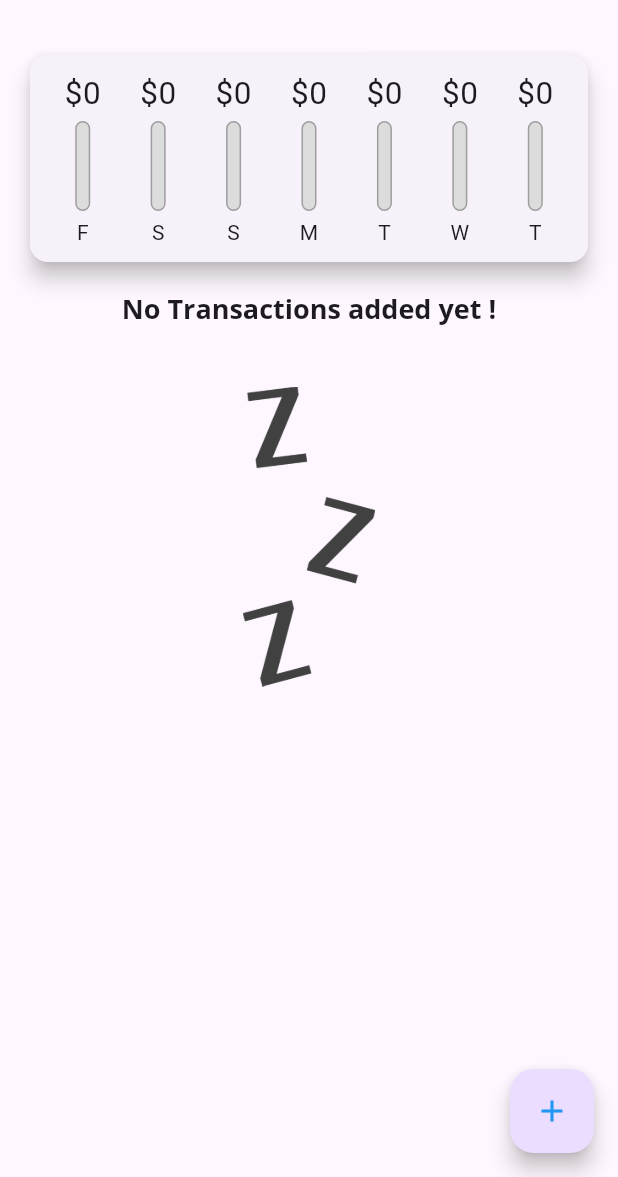
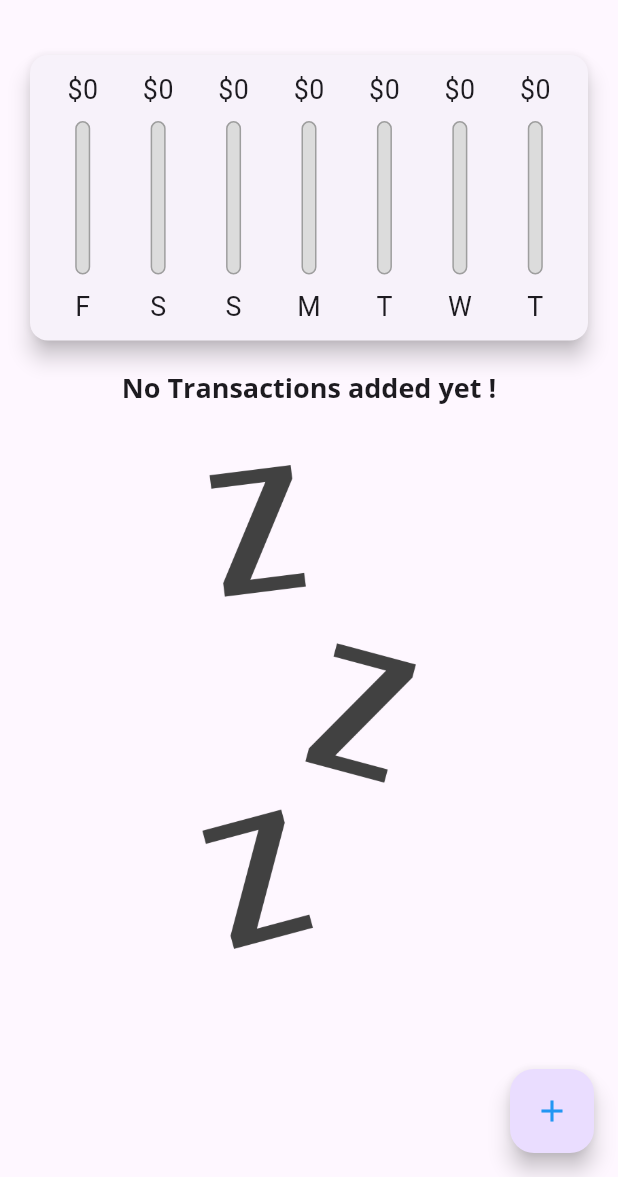
Before and after one commit to Assil28/Expense_Planner, a Flutter app: the screen it shows after launch, on a phone screen of 412 x 824 dp, the part 59-1236 px from its top. Run offline on Flutter 3.47's test engine with Material 3 defaults, Android fonts, the phone set to English and light mode, and no system bars.

Commit message:
updating view using mediaQuery

```diff
--- a/lib/main.dart
+++ b/lib/main.dart
@@ -1,12 +1,20 @@
+import 'dart:convert';
+
 import 'package:expense_planner/models/transaction.dart';
 import 'package:expense_planner/widgets/chart.dart';
 import 'package:expense_planner/widgets/new_transaction.dart';
 import 'package:expense_planner/widgets/transaction_list.dart';
 import 'package:flutter/material.dart';
+import 'package:flutter/services.dart';
 
-
-
-void main() => runApp(MyApp());
+void main() {
+  /* WidgetsFlutterBinding.ensureInitialized();  // pour forcer lapp tekhdem ken all portrait mode
+  SystemChrome.setPreferredOrientations([
+    DeviceOrientation.portraitUp,
+    DeviceOrientation.portraitDown,
+  ]);*/
+  runApp(MyApp());
+}
 
 class MyApp extends StatelessWidget {
   @override
@@ -55,7 +63,7 @@ class _MyHomePageState extends State<MyHomePage> {
     }).toList();
   }
 
-  void _addNewTransaction(String title, double amount,DateTime chosenDate) {
+  void _addNewTransaction(String title, double amount, DateTime chosenDate) {
     final newTx = Transaction(
         title: title,
         amount: amount,
@@ -67,10 +75,10 @@ class _MyHomePageState extends State<MyHomePage> {
     });
   }
 
-  void _deleteTransaction(String id){
+  void _deleteTransaction(String id) {
     setState(() {
       _userTransactions.removeWhere((tx) {
-          return tx.id==id;
+        return tx.id == id;
       });
     });
   }
@@ -87,10 +95,14 @@ class _MyHomePageState extends State<MyHomePage> {
         });
   }
 
+  bool _showChart = false;
+
   @override
   Widget build(BuildContext context) {
-    return Scaffold(
-      appBar: AppBar(
+    final mediaQuery= MediaQuery.of(context);
+    final isLandscape =
+        MediaQuery.of(context).orientation == Orientation.landscape;
+    final appBar = AppBar(
       title: Text(
         'Personal Expenses',
       ),
@@ -101,12 +113,58 @@ class _MyHomePageState extends State<MyHomePage> {
           color: Colors.blue,
         )
       ],
-      ),
+    );
+
+    final txListWidget = Container(
+        height: (mediaQuery.size.height -
+                appBar.preferredSize.height -
+                mediaQuery
+                    .padding
+                    .top) * //MediaQuery.of(context).padding.top na7ina biha l espace zeyed
+            0.7,
+        child: TransactionList(_userTransactions, _deleteTransaction));
+    return Scaffold(
+      appBar: appBar,
       body: SingleChildScrollView(
         child: Column(
           children: <Widget>[
-            Chart(_recentTransactions),
-            TransactionList(_userTransactions,_deleteTransaction),
+            if (isLandscape)
+              Row(
+                mainAxisAlignment: MainAxisAlignment.center,
+                children: [
+                  const Text("Show Chart "),
+                  Switch(
+                      value: _showChart,
+                      onChanged: (val) {
+                        setState(() {
+                          _showChart = val;
+                        });
+                      })
+                ],
+              ),
+            if (!isLandscape)
+              Container(
+                  // hne gotlo if showChart==true yaffihci chart sinon le
+                  height: (mediaQuery.size.height -
+                          appBar.preferredSize.height -
+                          mediaQuery
+                              .padding
+                              .top) * //preferredSize.height nekho biha l height ta3 l app bar
+                      0.3,
+                  child: Chart(_recentTransactions)),
+            if (!isLandscape) txListWidget,
+            if (isLandscape)
+              _showChart
+                  ? Container(
+                      // hne gotlo if showChart==true yaffihci chart sinon le
+                      height: (mediaQuery.size.height -
+                              appBar.preferredSize.height -
+                              mediaQuery
+                                  .padding
+                                  .top) * //preferredSize.height nekho biha l height ta3 l app bar
+                          0.7,
+                      child: Chart(_recentTransactions))
+                  : txListWidget
           ],
         ),
       ),
--- a/lib/widgets/chart_bar.dart
+++ b/lib/widgets/chart_bar.dart
@@ -9,19 +9,21 @@ class ChartBar extends StatelessWidget {
 
   @override
   Widget build(BuildContext context) {
+    return LayoutBuilder(
+      builder: (ctx, constraint) {
         return Column(
           children: <Widget>[
             Container(
-          height: 30,
+              height: constraint.maxHeight * 0.15,
               child: FittedBox(
                 child: Text('\$${spendingAmount.toStringAsFixed(0)}'),
               ),
             ),
             SizedBox(
-          height: 4,
+              height: constraint.maxHeight * 0.05,
             ),
             Container(
-          height: 60,
+              height: constraint.maxHeight * 0.6,
               width: 10,
               child: Stack(
                 children: <Widget>[
@@ -45,10 +47,17 @@ class ChartBar extends StatelessWidget {
               ),
             ),
             SizedBox(
-          height: 4,
+              height: constraint.maxHeight * 0.05,
             ),
-        Text(label),
+            Container(
+              height:constraint.maxHeight * 0.15,
+              child:
+               FittedBox(
+                child: Text(label))
+               ),
           ],
+        );
+      },
     );
   }
 }
--- a/lib/widgets/new_transaction.dart
+++ b/lib/widgets/new_transaction.dart
@@ -53,10 +53,15 @@ class _NewTransactionState extends State<NewTransaction> {
 
   @override
   Widget build(BuildContext context) {
-    return Card(
+    return SingleChildScrollView(
+      child: Card(
         elevation: 5,
         child: Container(
-        padding: EdgeInsets.all(15),
+          padding: EdgeInsets.only(
+              top: 10,
+              left: 10,
+              right: 10,
+              bottom: MediaQuery.of(context).viewInsets.bottom + 10), //hne gotlo tekho l bottom w tzido 10
           child: Column(
             crossAxisAlignment: CrossAxisAlignment.end,
             children: [
@@ -108,6 +113,7 @@ class _NewTransactionState extends State<NewTransaction> {
             ],
           ),
         ),
+      ),
     );
   }
 }
--- a/lib/widgets/transaction_list.dart
+++ b/lib/widgets/transaction_list.dart
@@ -7,14 +7,13 @@ class TransactionList extends StatelessWidget {
 
   final Function deleteTx;
 
-  TransactionList(this.transactions,this.deleteTx);
+  TransactionList(this.transactions, this.deleteTx);
 
   @override
   Widget build(BuildContext context) {
-    return Container(
-      height: 600,
-      child: transactions.isEmpty
-          ? Column(
+    return transactions.isEmpty
+        ? LayoutBuilder(builder: (ctx, constraints) {
+            return Column(
               children: [
                 Text(
                   'No Transactions added yet !',
@@ -24,14 +23,15 @@ class TransactionList extends StatelessWidget {
                   height: 40,
                 ),
                 Container(
-                  height: 200,
+                  height: constraints.maxHeight * 0.6,
                   child: Image.asset(
                     'assets/images/waiting.png',
                     fit: BoxFit.cover,
                   ),
                 ),
               ],
-            )
+            );
+          })
         : ListView.builder(
             itemBuilder: (BuildContext context, int index) {
               return Card(
@@ -53,7 +53,13 @@ class TransactionList extends StatelessWidget {
                     DateFormat.yMMMd().format(transactions[index].date),
                     style: TextStyle(color: Colors.grey),
                   ),
-                    trailing: IconButton(
+                  trailing: MediaQuery.of(context).size.width > 460
+                      ? IconButton( //normalement na3mel TextButton ema me habetech tekhdem
+                          icon: Icon(Icons.delete),
+                          color: Theme.of(context).errorColor,
+                          onPressed: () => deleteTx(transactions[index].id),
+                        )
+                      : IconButton(
                           icon: Icon(Icons.delete),
                           color: Theme.of(context).errorColor,
                           onPressed: () => deleteTx(transactions[index].id),
@@ -62,7 +68,6 @@ class TransactionList extends StatelessWidget {
               );
             },
             itemCount: transactions.length,
-            ),
           );
   }
 }
```
Lines whose indentation alone changed are shown as unchanged.
